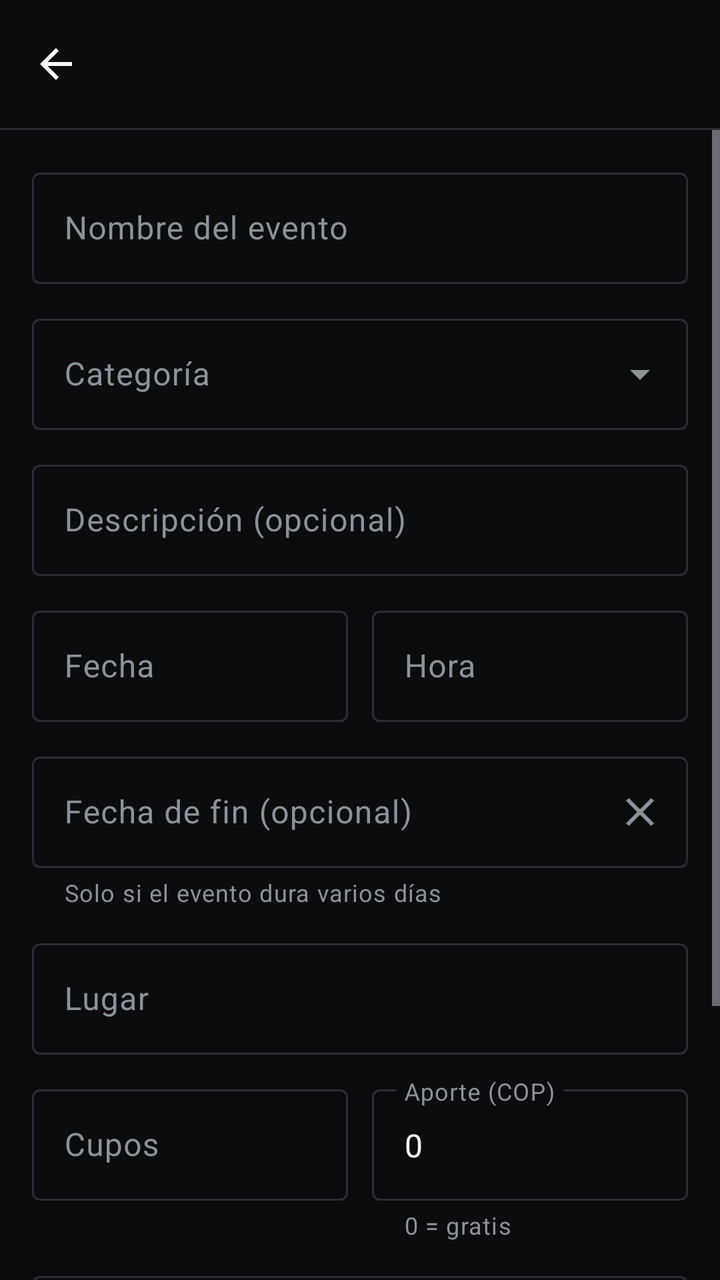
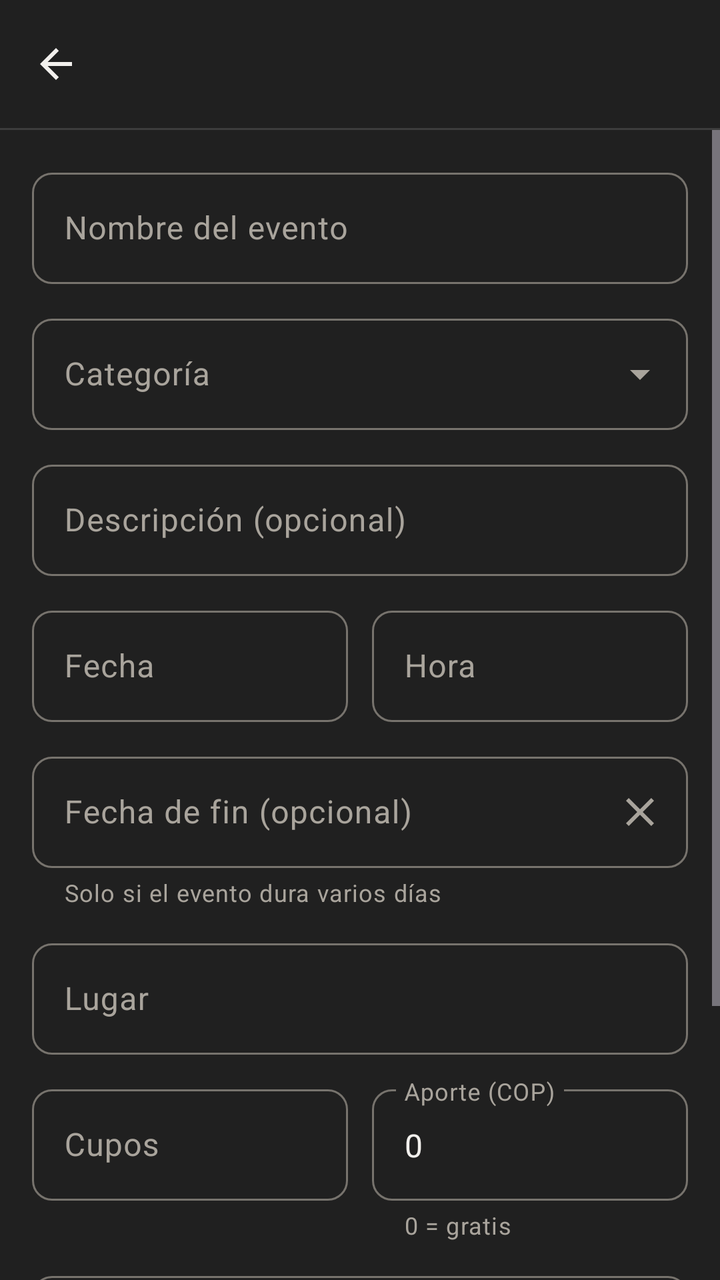

Two renders of the same Android screen: before a commit and after it. Below are the layout's source before the change and the commit's diff.
<!-- AndroidManifest.xml: application theme Theme.PopayanMotor -->
<!-- res/layout/activity_event_form.xml -->
<?xml version="1.0" encoding="utf-8"?>
<LinearLayout xmlns:android="http://schemas.android.com/apk/res/android"
    xmlns:app="http://schemas.android.com/apk/res-auto"
    android:layout_width="match_parent"
    android:layout_height="match_parent"
    android:background="@color/bg"
    android:fitsSystemWindows="true"
    android:orientation="vertical">

    <com.google.android.material.appbar.MaterialToolbar
        android:id="@+id/toolbar"
        android:layout_width="match_parent"
        android:layout_height="?attr/actionBarSize"
        app:navigationContentDescription="@string/back"
        app:navigationIcon="@drawable/ic_back"
        app:navigationIconTint="@color/text_primary"
        app:titleCentered="true"
        app:titleTextColor="@color/text_primary" />

    <View
        android:layout_width="match_parent"
        android:layout_height="1dp"
        android:background="@color/outline" />

    <ScrollView
        android:layout_width="match_parent"
        android:layout_height="0dp"
        android:layout_weight="1">

        <LinearLayout
            android:id="@+id/form"
            android:layout_width="match_parent"
            android:layout_height="wrap_content"
            android:orientation="vertical"
            android:padding="16dp">

            <com.google.android.material.textfield.TextInputLayout
                android:id="@+id/tilName"
                style="@style/Widget.Material3.TextInputLayout.OutlinedBox"
                android:layout_width="match_parent"
                android:layout_height="wrap_content"
                android:hint="@string/event_name"
                app:placeholderText="@string/event_name_hint">

                <com.google.android.material.textfield.TextInputEditText
                    android:id="@+id/etName"
                    android:layout_width="match_parent"
                    android:layout_height="wrap_content"
                    android:inputType="textCapSentences"
                    android:maxLength="150" />
            </com.google.android.material.textfield.TextInputLayout>

            
            <com.google.android.material.textfield.TextInputLayout
                android:id="@+id/tilCategory"
                style="@style/Widget.Material3.TextInputLayout.OutlinedBox.ExposedDropdownMenu"
                android:layout_width="match_parent"
                android:layout_height="wrap_content"
                android:layout_marginTop="12dp"
                android:hint="@string/category">

                <com.google.android.material.textfield.MaterialAutoCompleteTextView
                    android:id="@+id/etCategory"
                    android:layout_width="match_parent"
                    android:layout_height="wrap_content"
                    android:inputType="none" />
            </com.google.android.material.textfield.TextInputLayout>

            <com.google.android.material.textfield.TextInputLayout
                android:id="@+id/tilDescription"
                style="@style/Widget.Material3.TextInputLayout.OutlinedBox"
                android:layout_width="match_parent"
                android:layout_height="wrap_content"
                android:layout_marginTop="12dp"
                android:hint="@string/description_optional">

                <com.google.android.material.textfield.TextInputEditText
                    android:id="@+id/etDescription"
                    android:layout_width="match_parent"
                    android:layout_height="wrap_content"
                    android:inputType="textCapSentences|textMultiLine"
                    android:maxLength="2000" />
            </com.google.android.material.textfield.TextInputLayout>

            
            <LinearLayout
                android:layout_width="match_parent"
                android:layout_height="wrap_content"
                android:layout_marginTop="12dp"
                android:orientation="horizontal">

                <com.google.android.material.textfield.TextInputLayout
                    android:id="@+id/tilDate"
                    style="@style/Widget.Material3.TextInputLayout.OutlinedBox"
                    android:layout_width="0dp"
                    android:layout_height="wrap_content"
                    android:layout_weight="1"
                    android:hint="@string/date">

                    <com.google.android.material.textfield.TextInputEditText
                        android:id="@+id/etDate"
                        android:layout_width="match_parent"
                        android:layout_height="wrap_content"
                        android:cursorVisible="false"
                        android:focusable="false"
                        android:inputType="none" />
                </com.google.android.material.textfield.TextInputLayout>

                <com.google.android.material.textfield.TextInputLayout
                    android:id="@+id/tilTime"
                    style="@style/Widget.Material3.TextInputLayout.OutlinedBox"
                    android:layout_width="0dp"
                    android:layout_height="wrap_content"
                    android:layout_marginStart="12dp"
                    android:layout_weight="1"
                    android:hint="@string/time">

                    <com.google.android.material.textfield.TextInputEditText
                        android:id="@+id/etTime"
                        android:layout_width="match_parent"
                        android:layout_height="wrap_content"
                        android:cursorVisible="false"
                        android:focusable="false"
                        android:inputType="none" />
                </com.google.android.material.textfield.TextInputLayout>
            </LinearLayout>

            <com.google.android.material.textfield.TextInputLayout
                android:id="@+id/tilEndDate"
                style="@style/Widget.Material3.TextInputLayout.OutlinedBox"
                android:layout_width="match_parent"
                android:layout_height="wrap_content"
                android:layout_marginTop="12dp"
                android:hint="@string/end_date_optional"
                app:helperText="@string/end_date_help"
                app:endIconContentDescription="@string/clear_end_date"
                app:endIconDrawable="@drawable/ic_close"
                app:endIconMode="custom">

                <com.google.android.material.textfield.TextInputEditText
                    android:id="@+id/etEndDate"
                    android:layout_width="match_parent"
                    android:layout_height="wrap_content"
                    android:cursorVisible="false"
                    android:focusable="false"
                    android:inputType="none" />
            </com.google.android.material.textfield.TextInputLayout>

            <com.google.android.material.textfield.TextInputLayout
                android:id="@+id/tilLocation"
                style="@style/Widget.Material3.TextInputLayout.OutlinedBox"
                android:layout_width="match_parent"
                android:layout_height="wrap_content"
                android:layout_marginTop="12dp"
                android:hint="@string/location"
                app:placeholderText="@string/location_hint">

                <com.google.android.material.textfield.TextInputEditText
                    android:id="@+id/etLocation"
                    android:layout_width="match_parent"
                    android:layout_height="wrap_content"
                    android:inputType="textCapWords"
                    android:maxLength="200" />
            </com.google.android.material.textfield.TextInputLayout>

            <LinearLayout
                android:layout_width="match_parent"
                android:layout_height="wrap_content"
                android:layout_marginTop="12dp"
                android:orientation="horizontal">

                <com.google.android.material.textfield.TextInputLayout
                    android:id="@+id/tilCapacity"
                    style="@style/Widget.Material3.TextInputLayout.OutlinedBox"
                    android:layout_width="0dp"
                    android:layout_height="wrap_content"
                    android:layout_weight="1"
                    android:hint="@string/capacity">

                    <com.google.android.material.textfield.TextInputEditText
                        android:id="@+id/etCapacity"
                        android:layout_width="match_parent"
                        android:layout_height="wrap_content"
                        android:inputType="number"
                        android:maxLength="6" />
                </com.google.android.material.textfield.TextInputLayout>

                <com.google.android.material.textfield.TextInputLayout
                    android:id="@+id/tilPrice"
                    style="@style/Widget.Material3.TextInputLayout.OutlinedBox"
                    android:layout_width="0dp"
                    android:layout_height="wrap_content"
                    android:layout_marginStart="12dp"
                    android:layout_weight="1"
                    android:hint="@string/price"
                    app:helperText="@string/price_help">

                    <com.google.android.material.textfield.TextInputEditText
                        android:id="@+id/etPrice"
                        android:layout_width="match_parent"
                        android:layout_height="wrap_content"
                        android:inputType="number"
                        android:maxLength="9"
                        android:text="0" />
                </com.google.android.material.textfield.TextInputLayout>
            </LinearLayout>

            <com.google.android.material.textfield.TextInputLayout
                android:id="@+id/tilDistance"
                style="@style/Widget.Material3.TextInputLayout.OutlinedBox"
                android:layout_width="match_parent"
                android:layout_height="wrap_content"
                android:layout_marginTop="12dp"
                android:hint="@string/distance_optional"
                app:helperText="@string/distance_help">

                <com.google.android.material.textfield.TextInputEditText
                    android:id="@+id/etDistance"
                    android:layout_width="match_parent"
                    android:layout_height="wrap_content"
                    android:inputType="numberDecimal"
                    android:digits="0123456789.,"
                    android:maxLength="8" />
            </com.google.android.material.textfield.TextInputLayout>

            <TextView
                android:id="@+id/tvError"
                android:layout_width="match_parent"
                android:layout_height="wrap_content"
                android:layout_marginTop="12dp"
                android:textColor="@color/accent"
                android:visibility="gone" />

            <com.google.android.material.button.MaterialButton
                android:id="@+id/btnSave"
                android:layout_width="match_parent"
                android:layout_height="56dp"
                android:layout_marginTop="20dp"
                android:text="@string/save_event" />

            
            <com.google.android.material.button.MaterialButton
                android:id="@+id/btnDelete"
                style="@style/Widget.Material3.Button.OutlinedButton"
                android:layout_width="match_parent"
                android:layout_height="56dp"
                android:layout_marginTop="8dp"
                android:text="@string/delete_event"
                android:textColor="@color/accent"
                android:visibility="gone"
                app:icon="@drawable/ic_delete"
                app:iconGravity="textStart"
                app:iconTint="@color/accent"
                app:strokeColor="@color/accent" />
        </LinearLayout>
    </ScrollView>

    <ProgressBar
        android:id="@+id/progress"
        android:layout_width="wrap_content"
        android:layout_height="wrap_content"
        android:layout_gravity="center_horizontal"
        android:layout_margin="8dp"
        android:indeterminateTint="@color/accent"
        android:visibility="gone" />
</LinearLayout>
<!-- resources referenced by this layout -->
<resources>
  <color name="accent">#E1292F</color>
  <color name="bg">#0B0C0E</color>
  <color name="outline">#2A2D33</color>
  <color name="text_primary">#F6F6F4</color>
  <string name="back">Volver</string>
  <string name="capacity">Cupos</string>
  <string name="category">Categoría</string>
  <string name="date">Fecha</string>
  <string name="location">Lugar</string>
  <string name="price">Aporte (COP)</string>
  <string name="price_help">0 = gratis</string>
  <string name="time">Hora</string>
  <style name="Theme.PopayanMotor" parent="Theme.Material3.Dark.NoActionBar">
          <item name="colorPrimary">@color/accent</item>
          <item name="colorOnPrimary">@color/text_primary</item>
          <item name="colorSecondary">@color/accent</item>
          <item name="android:colorBackground">@color/bg</item>
          <item name="colorSurface">@color/bg</item>
          <item name="colorSurfaceContainer">@color/surface</item>
          <item name="colorOnSurface">@color/text_primary</item>
          <item name="colorOnSurfaceVariant">@color/text_secondary</item>
          <item name="colorOutline">@color/outline</item>
      </style>
  <color name="surface">#16181C</color>
  <color name="text_secondary">#8D9199</color>
  <!-- unchanged entries left out for length: 14 -->
</resources>

<!-- the commit's change to res/layout/activity_event_form.xml (unified diff, before → after) -->
@@ -36,7 +36,7 @@
 
             <com.google.android.material.textfield.TextInputLayout
                 android:id="@+id/tilName"
-                style="@style/Widget.Material3.TextInputLayout.OutlinedBox"
+                style="@style/Widget.PopayanMotor.TextInputLayout"
                 android:layout_width="match_parent"
                 android:layout_height="wrap_content"
                 android:hint="@string/event_name"
@@ -53,7 +53,7 @@
             
             <com.google.android.material.textfield.TextInputLayout
                 android:id="@+id/tilCategory"
-                style="@style/Widget.Material3.TextInputLayout.OutlinedBox.ExposedDropdownMenu"
+                style="@style/Widget.PopayanMotor.TextInputLayout.Dropdown"
                 android:layout_width="match_parent"
                 android:layout_height="wrap_content"
                 android:layout_marginTop="12dp"
@@ -68,7 +68,7 @@
 
             <com.google.android.material.textfield.TextInputLayout
                 android:id="@+id/tilDescription"
-                style="@style/Widget.Material3.TextInputLayout.OutlinedBox"
+                style="@style/Widget.PopayanMotor.TextInputLayout"
                 android:layout_width="match_parent"
                 android:layout_height="wrap_content"
                 android:layout_marginTop="12dp"
@@ -91,7 +91,7 @@
 
                 <com.google.android.material.textfield.TextInputLayout
                     android:id="@+id/tilDate"
-                    style="@style/Widget.Material3.TextInputLayout.OutlinedBox"
+                    style="@style/Widget.PopayanMotor.TextInputLayout"
                     android:layout_width="0dp"
                     android:layout_height="wrap_content"
                     android:layout_weight="1"
@@ -108,7 +108,7 @@
 
                 <com.google.android.material.textfield.TextInputLayout
                     android:id="@+id/tilTime"
-                    style="@style/Widget.Material3.TextInputLayout.OutlinedBox"
+                    style="@style/Widget.PopayanMotor.TextInputLayout"
                     android:layout_width="0dp"
                     android:layout_height="wrap_content"
                     android:layout_marginStart="12dp"
@@ -127,7 +127,7 @@
 
             <com.google.android.material.textfield.TextInputLayout
                 android:id="@+id/tilEndDate"
-                style="@style/Widget.Material3.TextInputLayout.OutlinedBox"
+                style="@style/Widget.PopayanMotor.TextInputLayout"
                 android:layout_width="match_parent"
                 android:layout_height="wrap_content"
                 android:layout_marginTop="12dp"
@@ -148,7 +148,7 @@
 
             <com.google.android.material.textfield.TextInputLayout
                 android:id="@+id/tilLocation"
-                style="@style/Widget.Material3.TextInputLayout.OutlinedBox"
+                style="@style/Widget.PopayanMotor.TextInputLayout"
                 android:layout_width="match_parent"
                 android:layout_height="wrap_content"
                 android:layout_marginTop="12dp"
@@ -171,7 +171,7 @@
 
                 <com.google.android.material.textfield.TextInputLayout
                     android:id="@+id/tilCapacity"
-                    style="@style/Widget.Material3.TextInputLayout.OutlinedBox"
+                    style="@style/Widget.PopayanMotor.TextInputLayout"
                     android:layout_width="0dp"
                     android:layout_height="wrap_content"
                     android:layout_weight="1"
@@ -187,7 +187,7 @@
 
                 <com.google.android.material.textfield.TextInputLayout
                     android:id="@+id/tilPrice"
-                    style="@style/Widget.Material3.TextInputLayout.OutlinedBox"
+                    style="@style/Widget.PopayanMotor.TextInputLayout"
                     android:layout_width="0dp"
                     android:layout_height="wrap_content"
                     android:layout_marginStart="12dp"
@@ -207,7 +207,7 @@
 
             <com.google.android.material.textfield.TextInputLayout
                 android:id="@+id/tilDistance"
-                style="@style/Widget.Material3.TextInputLayout.OutlinedBox"
+                style="@style/Widget.PopayanMotor.TextInputLayout"
                 android:layout_width="match_parent"
                 android:layout_height="wrap_content"
                 android:layout_marginTop="12dp"
@@ -228,7 +228,7 @@
                 android:layout_width="match_parent"
                 android:layout_height="wrap_content"
                 android:layout_marginTop="12dp"
-                android:textColor="@color/accent"
+                android:textColor="@color/accent_text"
                 android:visibility="gone" />
 
             <com.google.android.material.button.MaterialButton
@@ -241,17 +241,17 @@
             
             <com.google.android.material.button.MaterialButton
                 android:id="@+id/btnDelete"
-                style="@style/Widget.Material3.Button.OutlinedButton"
+                style="@style/Widget.PopayanMotor.Button.Outlined"
                 android:layout_width="match_parent"
                 android:layout_height="56dp"
                 android:layout_marginTop="8dp"
                 android:text="@string/delete_event"
-                android:textColor="@color/accent"
+                android:textColor="@color/accent_text"
                 android:visibility="gone"
                 app:icon="@drawable/ic_delete"
                 app:iconGravity="textStart"
-                app:iconTint="@color/accent"
-                app:strokeColor="@color/accent" />
+                app:iconTint="@color/accent_text"
+                app:strokeColor="@color/accent_text" />
         </LinearLayout>
     </ScrollView>
 
<!-- resource entries referenced after the edit -->
@@ -1,9 +1,10 @@
 <!-- resources referenced by this layout -->
 <resources>
-  <color name="accent">#E1292F</color>
-  <color name="bg">#0B0C0E</color>
-  <color name="outline">#2A2D33</color>
-  <color name="text_primary">#F6F6F4</color>
+  <color name="accent">#C8102E</color>
+  <color name="accent_text">#F2475A</color>
+  <color name="bg">#202020</color>
+  <color name="outline">#3D3D3D</color>
+  <color name="text_primary">#F2F0ED</color>
   <string name="back">Volver</string>
   <string name="capacity">Cupos</string>
   <string name="category">Categoría</string>
@@ -12,19 +13,65 @@
   <string name="price">Aporte (COP)</string>
   <string name="price_help">0 = gratis</string>
   <string name="time">Hora</string>
+  <style name="Widget.PopayanMotor.Button.Outlined" parent="Widget.Material3.Button.OutlinedButton">
+          <item name="android:textColor">@color/text_primary</item>
+          <item name="iconTint">@color/text_primary</item>
+          <item name="strokeColor">@color/outline_strong</item>
+      </style>
+  <style name="Widget.PopayanMotor.TextInputLayout" parent="Widget.Material3.TextInputLayout.OutlinedBox">
+          <item name="boxStrokeColor">@color/text_input_stroke</item>
+          <item name="hintTextColor">@color/accent_text</item>
+          <item name="boxCornerRadiusTopStart">10dp</item>
+          <item name="boxCornerRadiusTopEnd">10dp</item>
+          <item name="boxCornerRadiusBottomStart">10dp</item>
+          <item name="boxCornerRadiusBottomEnd">10dp</item>
+      </style>
+  <style name="Widget.PopayanMotor.TextInputLayout.Dropdown" parent="Widget.Material3.TextInputLayout.OutlinedBox.ExposedDropdownMenu">
+          <item name="boxStrokeColor">@color/text_input_stroke</item>
+          <item name="hintTextColor">@color/accent_text</item>
+          <item name="boxCornerRadiusTopStart">10dp</item>
+          <item name="boxCornerRadiusTopEnd">10dp</item>
+          <item name="boxCornerRadiusBottomStart">10dp</item>
+          <item name="boxCornerRadiusBottomEnd">10dp</item>
+      </style>
   <style name="Theme.PopayanMotor" parent="Theme.Material3.Dark.NoActionBar">
           <item name="colorPrimary">@color/accent</item>
           <item name="colorOnPrimary">@color/text_primary</item>
           <item name="colorSecondary">@color/accent</item>
+          <item name="colorOnSecondary">@color/text_primary</item>
+          
+          <item name="colorSecondaryContainer">@color/accent</item>
+          <item name="colorOnSecondaryContainer">@color/text_primary</item>
           <item name="android:colorBackground">@color/bg</item>
           <item name="colorSurface">@color/bg</item>
-          <item name="colorSurfaceContainer">@color/surface</item>
           <item name="colorOnSurface">@color/text_primary</item>
           <item name="colorOnSurfaceVariant">@color/text_secondary</item>
-          <item name="colorOutline">@color/outline</item>
+          <item name="colorSurfaceContainerLowest">@color/bg</item>
+          <item name="colorSurfaceContainerLow">@color/surface</item>
+          <item name="colorSurfaceContainer">@color/surface</item>
+          <item name="colorSurfaceContainerHigh">@color/surface_high</item>
+          <item name="colorSurfaceContainerHighest">@color/surface_high</item>
+          <item name="colorOutline">@color/outline_strong</item>
+          <item name="colorOutlineVariant">@color/outline</item>
+          <item name="colorError">@color/error</item>
+          
+          <item name="elevationOverlayEnabled">false</item>
+          <item name="android:statusBarColor">@color/bg</item>
+          <item name="android:navigationBarColor">@color/surface</item>
+          <item name="materialAlertDialogTheme">@style/ThemeOverlay.PopayanMotor.Dialog</item>
       </style>
-  <color name="surface">#16181C</color>
-  <color name="text_secondary">#8D9199</color>
+  <color name="outline_strong">#77736D</color>
+  <color name="surface">#2A2A2A</color>
+  <color name="surface_high">#333333</color>
+  <color name="error">#FF8A80</color>
+  <style name="ThemeOverlay.PopayanMotor.Dialog" parent="ThemeOverlay.Material3.MaterialAlertDialog">
+          <item name="colorPrimary">@color/accent_text</item>
+          <item name="colorSurface">@color/surface_high</item>
+          <item name="colorSurfaceContainerHigh">@color/surface_high</item>
+          
+          <item name="elevationOverlayEnabled">false</item>
+      </style>
+  <color name="text_secondary">#A9A49C</color>
   <!-- unchanged entries left out for length: 14 -->
 </resources>
 
